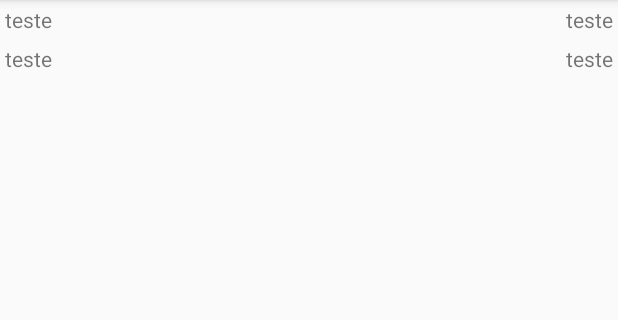
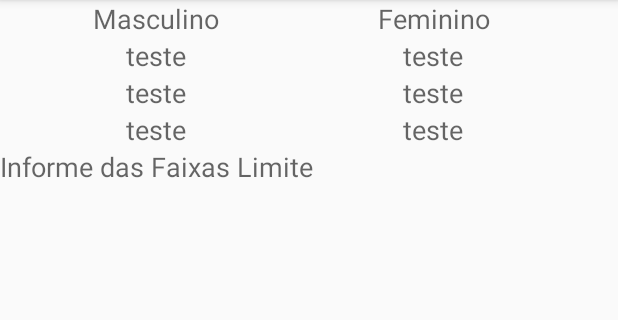
Before and after one commit to FabricaAppU9/Espirometria, an Android app: the FaixasLimiteActivity screen opened directly, with no data from a screen before it, on a phone screen of 412 x 824 dp, the part 84-404 px from its top. Run offline under Robolectric (Android 15) with nearby library versions, the phone set to English and light mode, and no system bars.

Commit message:
Dev - Design Android para celular #40: Desenvolvimento das activities 'SOBRE' e 'Faixas Limite'

```diff
--- a/ProCalc/app/src/main/res/layout/activity_faixas_limite.xml
+++ b/ProCalc/app/src/main/res/layout/activity_faixas_limite.xml
@@ -1,25 +1,68 @@
 <?xml version="1.0" encoding="utf-8"?>
 <TableLayout xmlns:android="http://schemas.android.com/apk/res/android"
 android:layout_width="match_parent"
-android:layout_height="match_parent"
-android:stretchColumns="1">
-<TableRow>
+android:layout_height="wrap_content">
+
+    <TableRow
+        android:layout_width="wrap_content"
+        android:layout_gravity="center">
         <TextView
-        android:text="teste"
-        android:padding="3dip" />
+            android:layout_width="160dp"
+            android:text="Masculino"
+            android:textAppearance="?android:attr/textAppearanceMedium"
+            android:gravity="center"/>
         <TextView
-        android:text="teste"
-        android:gravity="right"
-        android:padding="3dip" />
+            android:layout_width="160dp"
+            android:text="Feminino"
+            android:textAppearance="?android:attr/textAppearanceMedium"
+            android:gravity="center"/>
     </TableRow>
 
     <TableRow>
         <TextView
+            android:layout_width="160dp"
             android:text="teste"
-        android:padding="3dip" />
+            android:textAppearance="?android:attr/textAppearanceMedium"
+            android:gravity="center"/>
         <TextView
+            android:layout_width="160dp"
             android:text="teste"
-        android:gravity="right"
-        android:padding="3dip" />
+            android:textAppearance="?android:attr/textAppearanceMedium"
+            android:gravity="center"/>
     </TableRow>
+    <TableRow>
+        <TextView
+            android:layout_width="160dp"
+            android:text="teste"
+            android:textAppearance="?android:attr/textAppearanceMedium"
+            android:gravity="center"/>
+        <TextView
+            android:layout_width="160dp"
+            android:text="teste"
+            android:textAppearance="?android:attr/textAppearanceMedium"
+            android:gravity="center"/>
+    </TableRow>
+    <TableRow>
+        <TextView
+            android:layout_width="160dp"
+            android:text="teste"
+            android:textAppearance="?android:attr/textAppearanceMedium"
+            android:gravity="center"/>
+        <TextView
+            android:layout_width="160dp"
+            android:text="teste"
+            android:textAppearance="?android:attr/textAppearanceMedium"
+            android:gravity="center"/>
+    </TableRow>
+
+    <TableRow
+        android:layout_width="match_parent"
+        android:layout_height="match_parent">
+        <TextView
+            android:layout_width="match_parent"
+            android:text="Informe das Faixas Limite"
+            android:textAppearance="?android:attr/textAppearanceMedium"
+            android:gravity="center"/>
+    </TableRow>
+
 </TableLayout>
```
Lines whose indentation alone changed are shown as unchanged.
